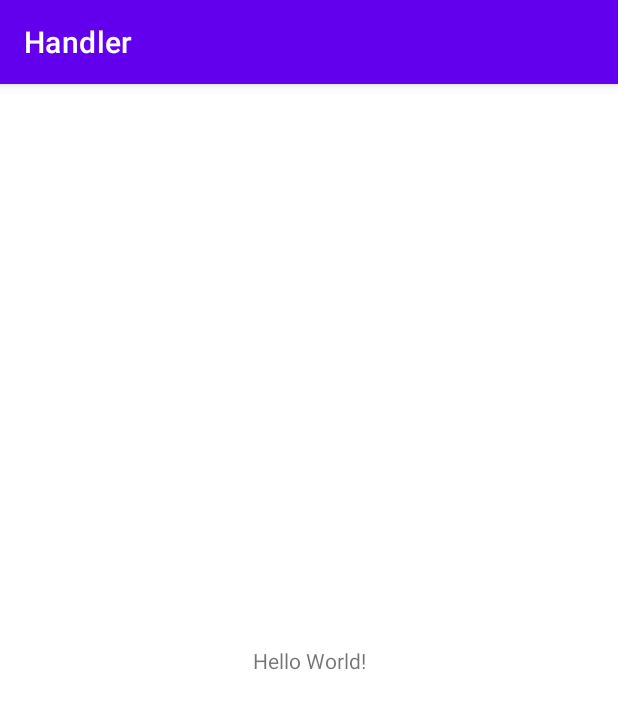
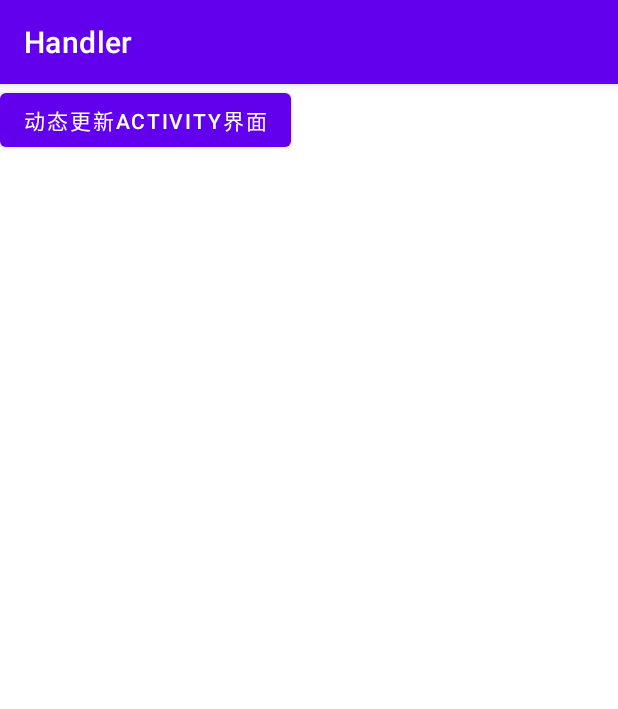
Before and after one commit to yongyecc/AndroidAbility, an Android app: the screen it shows after launch (MainActivity), on a phone screen of 412 x 824 dp. Shown: the top 709 px of the screen. Run offline under Robolectric (Android 15) with nearby library versions, the phone set to English and light mode, and no system bars.

Commit message:
Demo0: 动态更新Activity界面。普通线程向UI线程每秒发送一个更新消息。

```diff
--- a/handler/src/main/AndroidManifest.xml
+++ b/handler/src/main/AndroidManifest.xml
@@ -18,6 +18,7 @@
                 <category android:name="android.intent.category.LAUNCHER" />
             </intent-filter>
         </activity>
+        <activity android:name=".demo.UpdateUIThread"/>
     </application>
 
 </manifest>
--- a/handler/src/main/java/cn/yongye/handler/MainActivity.java
+++ b/handler/src/main/java/cn/yongye/handler/MainActivity.java
@@ -2,7 +2,11 @@ package cn.yongye.handler;
 
 import androidx.appcompat.app.AppCompatActivity;
 
+import android.content.ComponentName;
+import android.content.Intent;
 import android.os.Bundle;
+import android.view.View;
+import android.widget.Button;
 
 public class MainActivity extends AppCompatActivity {
 
@@ -10,5 +14,15 @@ public class MainActivity extends AppCompatActivity {
     protected void onCreate(Bundle savedInstanceState) {
         super.onCreate(savedInstanceState);
         setContentView(R.layout.activity_main);
+
+        Button button = findViewById(R.id.updateUI);
+        button.setOnClickListener(new View.OnClickListener() {
+            @Override
+            public void onClick(View view) {
+                Intent intent = new Intent();
+                intent.setComponent(new ComponentName("cn.yongye.handler", "cn.yongye.handler.demo.UpdateUIThread"));
+                startActivity(intent);
+            }
+        });
     }
 }
--- /dev/null
+++ b/handler/src/main/java/cn/yongye/handler/common/Config.java
@@ -0,0 +1,6 @@
+package cn.yongye.handler.common;
+
+public class Config {
+
+    public static final int ADD_ONE = 0;
+}
--- a/handler/src/main/res/layout/activity_main.xml
+++ b/handler/src/main/res/layout/activity_main.xml
@@ -6,13 +6,11 @@
     android:layout_height="match_parent"
     tools:context=".MainActivity">
 
-    <TextView
+    <Button
+        android:id="@+id/updateUI"
+        android:text="动态更新Activity界面"
         android:layout_width="wrap_content"
         android:layout_height="wrap_content"
-        android:text="Hello World!"
-        app:layout_constraintBottom_toBottomOf="parent"
-        app:layout_constraintEnd_toEndOf="parent"
-        app:layout_constraintStart_toStartOf="parent"
-        app:layout_constraintTop_toTopOf="parent" />
+        tools:ignore="MissingConstraints" />
 
 </androidx.constraintlayout.widget.ConstraintLayout>
```
Also changed, not shown: handler/src/main/java/cn/yongye/handler/demo/UpdateUIThread.java (added, +83 -0 lines), handler/src/main/res/layout/activity_updateui.xml (added, +21 -0 lines), 2 other files.
